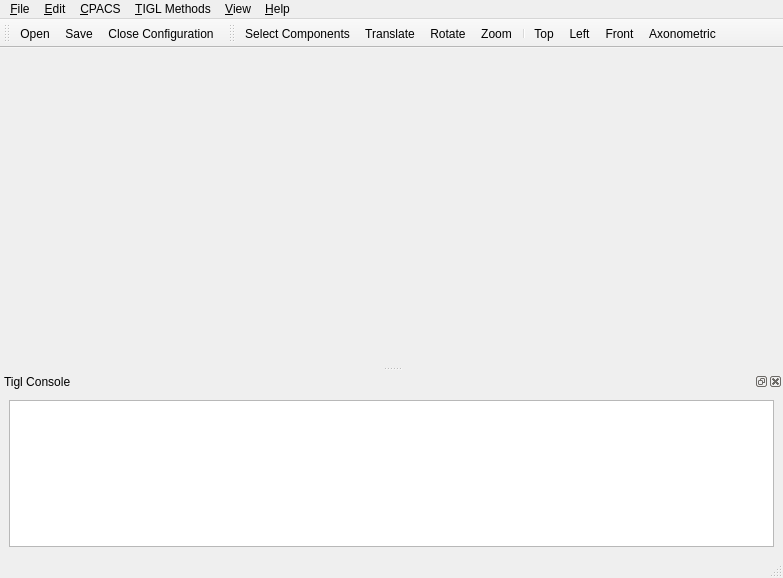
First picture: the form in TIGLViewer/src/TIGLViewerWindow.ui, repository DLR-SC/tigl, before the edit.
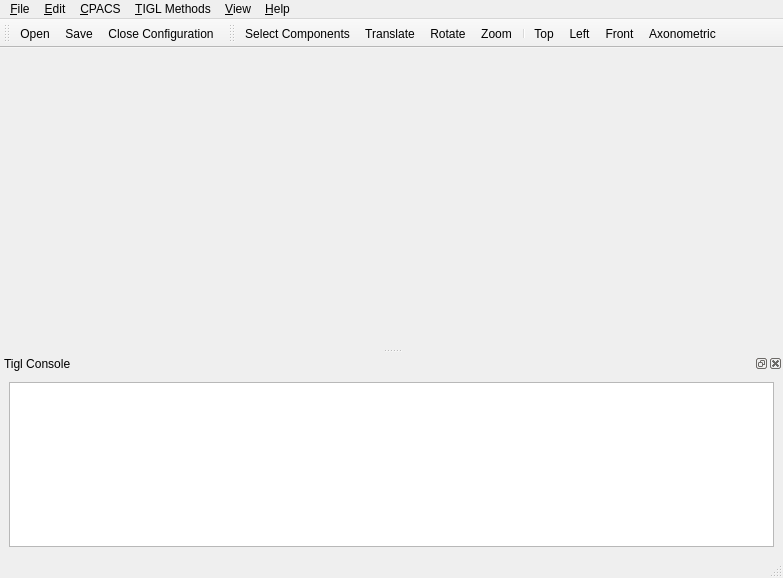
Second picture: the form after the edit. Icons and pictures are not drawn. Custom widgets are drawn as their Qt base class.

Commit message: Removed annoying margin around the OCC widget

Patch:
```diff
--- a/TIGLViewer/src/TIGLViewerWindow.ui
+++ b/TIGLViewer/src/TIGLViewerWindow.ui
@@ -25,6 +25,9 @@
     </sizepolicy>
    </property>
    <layout class="QVBoxLayout" name="verticalLayout">
+    <property name="margin">
+     <number>0</number>
+    </property>
     <item>
      <widget class="TIGLViewerWidget" name="myOCC" native="true">
       <property name="sizePolicy">
```
